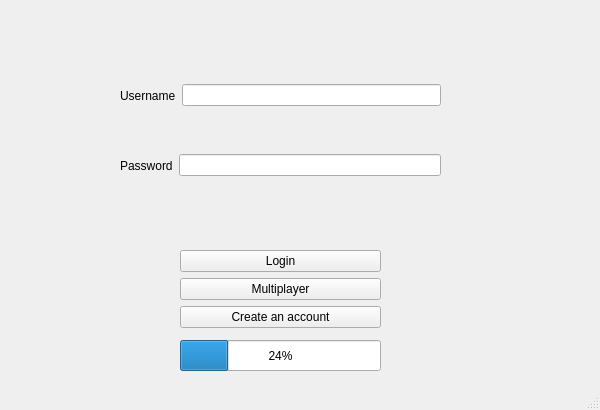
The window that Codigo_Fuente/Proyecto_Final/idcatc.ui (MaverickST/Proyecto_Final) describes before a commit, drawn with Qt 5.
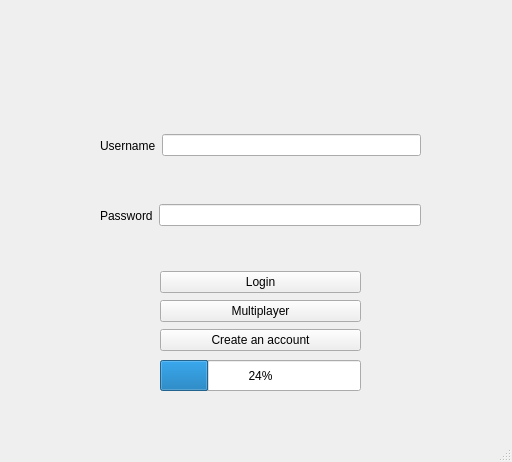
The same window after the commit.

What changed in the file:
```diff
--- a/Codigo_Fuente/Proyecto_Final/idcatc.ui
+++ b/Codigo_Fuente/Proyecto_Final/idcatc.ui
@@ -6,19 +6,22 @@
    <rect>
     <x>0</x>
     <y>0</y>
-    <width>600</width>
-    <height>410</height>
+    <width>512</width>
+    <height>462</height>
    </rect>
   </property>
   <property name="windowTitle">
    <string>IDCATC</string>
   </property>
+  <property name="styleSheet">
+   <string notr="true"/>
+  </property>
   <widget class="QWidget" name="centralwidget">
    <widget class="QProgressBar" name="progressBar">
     <property name="geometry">
      <rect>
-      <x>180</x>
-      <y>340</y>
+      <x>160</x>
+      <y>360</y>
       <width>201</width>
       <height>31</height>
      </rect>
@@ -30,10 +33,10 @@
    <widget class="QWidget" name="verticalLayoutWidget">
     <property name="geometry">
      <rect>
-      <x>180</x>
-      <y>250</y>
+      <x>160</x>
+      <y>270</y>
       <width>201</width>
-      <height>81</height>
+      <height>83</height>
      </rect>
     </property>
     <layout class="QVBoxLayout" name="verticalLayout">
@@ -63,8 +66,8 @@
    <widget class="QWidget" name="horizontalLayoutWidget">
     <property name="geometry">
      <rect>
-      <x>120</x>
-      <y>70</y>
+      <x>100</x>
+      <y>120</y>
       <width>321</width>
       <height>51</height>
      </rect>
@@ -85,8 +88,8 @@
    <widget class="QWidget" name="horizontalLayoutWidget_2">
     <property name="geometry">
      <rect>
-      <x>120</x>
-      <y>140</y>
+      <x>100</x>
+      <y>190</y>
       <width>321</width>
       <height>51</height>
      </rect>
```
Left out of the diff: 2 changed lines with no effect on the pictures.
